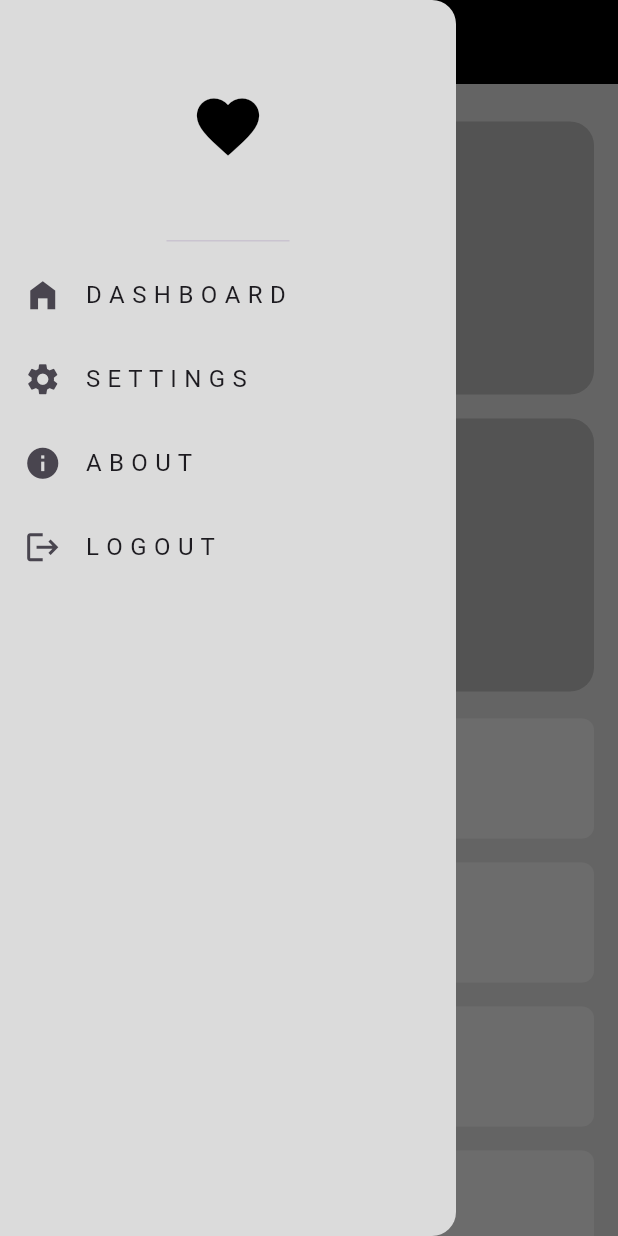
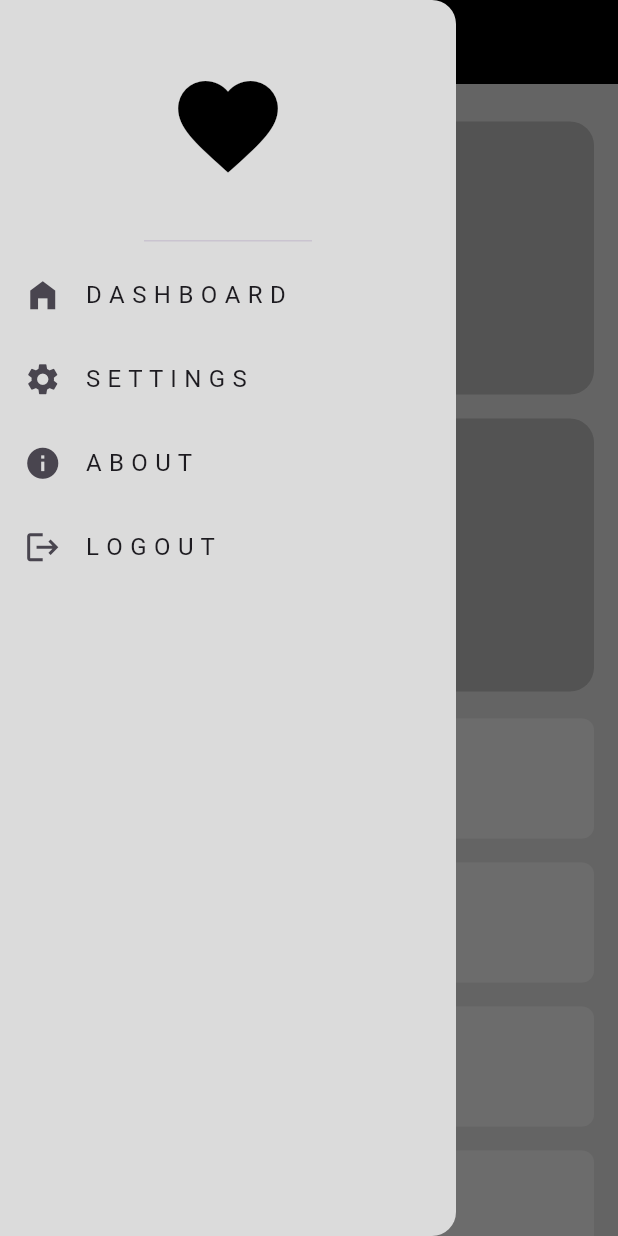
Before and after one commit to salahsaleh1015/Mastering-Flutter-Responsive-Adaptive-UI-Design, a Flutter app: the screen it shows after launch, with the side drawer open, on a phone screen of 412 x 824 dp. Run offline on Flutter 3.47's test engine with Material 3 defaults, Android fonts, the phone set to English and light mode, and no system bars.

```diff
--- a/lib/adaptive_app/widgets/custom_drawer.dart
+++ b/lib/adaptive_app/widgets/custom_drawer.dart
@@ -16,7 +16,7 @@ class CustomDrawer extends StatelessWidget {
       child: Column(
         children: [
           DrawerHeader(
-            child: Icon(Icons.favorite, size: 50, color: Colors.black),
+            child: Icon(Icons.favorite, size: 80, color: Colors.black),
           ),
 
           ListView.builder(
--- a/lib/adaptive_app/widgets/custom_item.dart
+++ b/lib/adaptive_app/widgets/custom_item.dart
@@ -9,6 +9,7 @@ class CustomItem extends StatelessWidget {
   @override
   Widget build(BuildContext context) {
     return Container(
+      height: 150,
 
       decoration: BoxDecoration(
         borderRadius: BorderRadius.circular(16),
--- a/lib/adaptive_app/widgets/home_view_body.dart
+++ b/lib/adaptive_app/widgets/home_view_body.dart
@@ -2,6 +2,7 @@ import 'package:flutter/material.dart';
 import 'package:mastering_flutter_responsive_and_adaptive_ui_design_course/adaptive_app/widgets/custom_sliver_grid_view.dart';
 import 'package:mastering_flutter_responsive_and_adaptive_ui_design_course/adaptive_app/widgets/custom_sliver_horizontal_list.dart';
 import 'package:mastering_flutter_responsive_and_adaptive_ui_design_course/adaptive_app/widgets/custom_sliver_list.dart';
+import 'package:mastering_flutter_responsive_and_adaptive_ui_design_course/adaptive_app/widgets/desktop_layout_widget.dart';
 import 'package:mastering_flutter_responsive_and_adaptive_ui_design_course/adaptive_app/widgets/mobile_layout_widget.dart';
 import 'package:mastering_flutter_responsive_and_adaptive_ui_design_course/adaptive_app/widgets/tablet_layout_widget.dart';
 
@@ -12,10 +13,12 @@ class HomeViewBody extends StatelessWidget {
   Widget build(BuildContext context) {
     return LayoutBuilder(
       builder: (BuildContext context, BoxConstraints constraints) {
-        if (constraints.maxWidth > 600) {
-          return const TabletLayoutWidget();
+        if (constraints.maxWidth < 600) {
+          return const MobileLayoutWidget();
+        }else if(constraints.maxWidth < 900) {
+          return TabletLayoutWidget();
         }
-        return const MobileLayoutWidget();
+        return const DesktopLayoutWidget();
       },
     );
   }
```
Also changed, not shown: lib/adaptive_app/widgets/desktop_layout_widget.dart (added, +25 -0 lines), lib/adaptive_app/widgets/desktop_third_section_widget.dart (added, +25 -0 lines).
